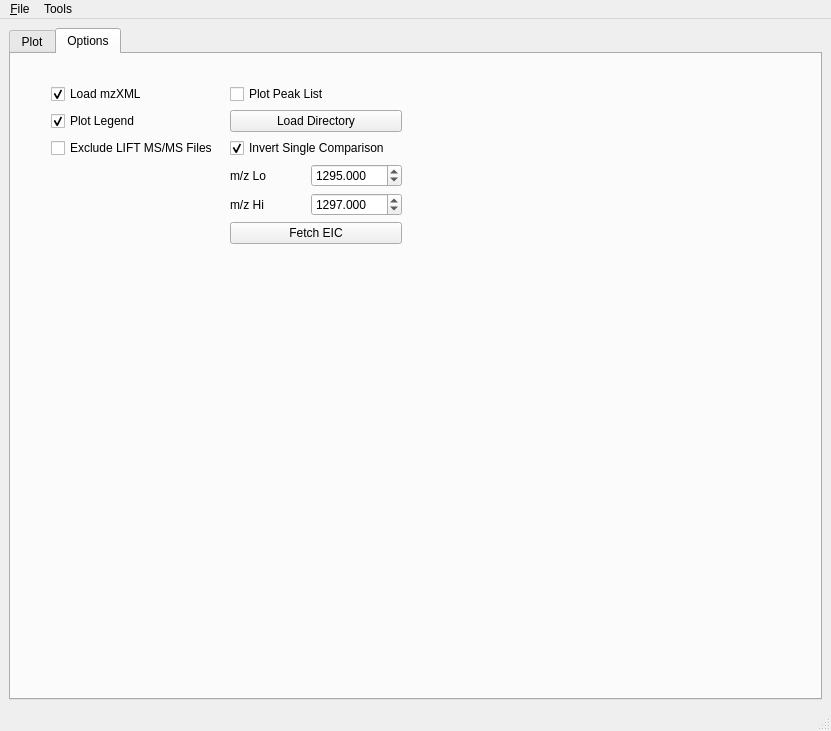
Old version of the form SimpleView/main.ui in the repository mfitzp/toolz.
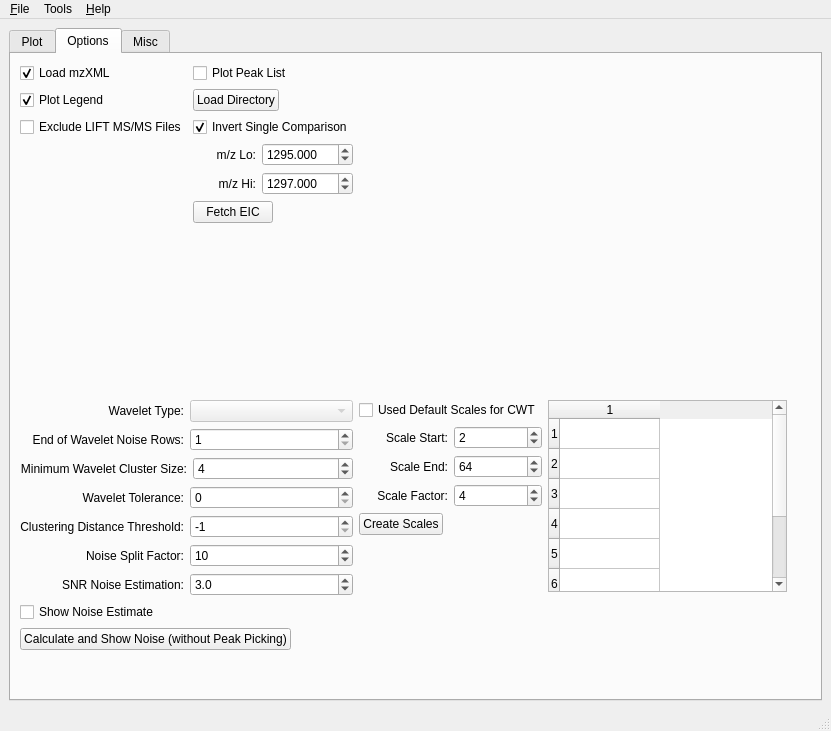
New version of the form. The open tabs and pages were chosen to show the change. Icons and pictures are not drawn. Custom widgets are drawn as their Qt base class.

The edit to the form file:
```diff
--- a/SimpleView/main.ui
+++ b/SimpleView/main.ui
@@ -16,9 +16,15 @@
    <iconset resource="icons.qrc" >:/new/prefix1/Retro Mario World_32.png</iconset>
   </property>
   <widget class="QWidget" name="centralwidget" >
-   <layout class="QHBoxLayout" >
-    <item>
      <widget class="QTabWidget" name="tabWidget" >
+    <property name="geometry" >
+     <rect>
+      <x>9</x>
+      <y>9</y>
+      <width>813</width>
+      <height>673</height>
+     </rect>
+    </property>
       <property name="currentIndex" >
        <number>0</number>
       </property>
@@ -478,15 +484,23 @@
        <attribute name="title" >
         <string>Options</string>
        </attribute>
-       <widget class="QWidget" name="layoutWidget" >
-        <property name="geometry" >
-         <rect>
-          <x>40</x>
-          <y>30</y>
-          <width>351</width>
-          <height>160</height>
-         </rect>
-        </property>
+     <layout class="QHBoxLayout" >
+      <item>
+       <layout class="QGridLayout" >
+        <item row="1" column="0" >
+         <spacer>
+          <property name="orientation" >
+           <enum>Qt::Vertical</enum>
+          </property>
+          <property name="sizeHint" >
+           <size>
+            <width>20</width>
+            <height>40</height>
+           </size>
+          </property>
+         </spacer>
+        </item>
+        <item row="0" column="0" >
         <layout class="QGridLayout" >
          <item row="0" column="0" >
           <widget class="QCheckBox" name="loadmzXMLCB" >
@@ -522,13 +536,6 @@
            </property>
           </widget>
          </item>
-         <item row="1" column="1" >
-          <widget class="QPushButton" name="loadDirBtn" >
-           <property name="text" >
-            <string>Load Directory</string>
-           </property>
-          </widget>
-         </item>
          <item row="2" column="1" >
           <widget class="QCheckBox" name="invertCompCB" >
            <property name="text" >
@@ -545,8 +552,14 @@
             <layout class="QHBoxLayout" >
              <item>
               <widget class="QLabel" name="label_13" >
+                <property name="layoutDirection" >
+                 <enum>Qt::LeftToRight</enum>
+                </property>
                <property name="text" >
-                <string>m/z Lo</string>
+                 <string>m/z Lo:</string>
+                </property>
+                <property name="alignment" >
+                 <set>Qt::AlignRight|Qt::AlignTrailing|Qt::AlignVCenter</set>
                </property>
               </widget>
              </item>
@@ -576,7 +589,10 @@
              <item>
               <widget class="QLabel" name="label_14" >
                <property name="text" >
-                <string>m/z Hi</string>
+                 <string>m/z Hi:</string>
+                </property>
+                <property name="alignment" >
+                 <set>Qt::AlignRight|Qt::AlignTrailing|Qt::AlignVCenter</set>
                </property>
               </widget>
              </item>
@@ -605,20 +621,618 @@
             </layout>
            </item>
            <item>
+             <layout class="QHBoxLayout" >
+              <item>
             <widget class="QPushButton" name="getEIC_Btn" >
              <property name="text" >
               <string>Fetch EIC</string>
              </property>
             </widget>
            </item>
+              <item>
+               <spacer>
+                <property name="orientation" >
+                 <enum>Qt::Horizontal</enum>
+                </property>
+                <property name="sizeHint" >
+                 <size>
+                  <width>40</width>
+                  <height>20</height>
+                 </size>
+                </property>
+               </spacer>
+              </item>
           </layout>
          </item>
         </layout>
-       </widget>
-      </widget>
+          </item>
+          <item row="1" column="1" >
+           <layout class="QHBoxLayout" >
+            <item>
+             <widget class="QPushButton" name="loadDirBtn" >
+              <property name="text" >
+               <string>Load Directory</string>
+              </property>
+             </widget>
+            </item>
+            <item>
+             <spacer>
+              <property name="orientation" >
+               <enum>Qt::Horizontal</enum>
+              </property>
+              <property name="sizeHint" >
+               <size>
+                <width>40</width>
+                <height>20</height>
+               </size>
+              </property>
+             </spacer>
+            </item>
+           </layout>
+          </item>
+         </layout>
+        </item>
+        <item row="2" column="0" >
+         <layout class="QVBoxLayout" >
+          <item>
+           <layout class="QHBoxLayout" >
+            <item>
+             <widget class="QLabel" name="label_17" >
+              <property name="text" >
+               <string>Wavelet Type:</string>
+              </property>
+              <property name="alignment" >
+               <set>Qt::AlignRight|Qt::AlignTrailing|Qt::AlignVCenter</set>
+              </property>
+             </widget>
+            </item>
+            <item>
+             <widget class="QComboBox" name="comboBox" >
+              <property name="enabled" >
+               <bool>false</bool>
+              </property>
+              <property name="toolTip" >
+               <string>&lt;html>&lt;head>&lt;meta name="qrichtext" content="1" />&lt;style type="text/css">
+p, li { white-space: pre-wrap; }
+&lt;/style>&lt;/head>&lt;body style=" font-family:'MS Shell Dlg 2'; font-size:8.25pt; font-weight:400; font-style:normal;">
+&lt;p style=" margin-top:0px; margin-bottom:0px; margin-left:0px; margin-right:0px; -qt-block-indent:0; text-indent:0px;">&lt;span style=" font-size:8pt;">Default to Mexican Hat&lt;/span>&lt;/p>
+&lt;p style=" margin-top:0px; margin-bottom:0px; margin-left:0px; margin-right:0px; -qt-block-indent:0; text-indent:0px; font-size:8pt;">More later...&lt;/p>&lt;/body>&lt;/html></string>
+              </property>
      </widget>
     </item>
    </layout>
+          </item>
+          <item>
+           <layout class="QHBoxLayout" >
+            <item>
+             <widget class="QLabel" name="label_21" >
+              <property name="toolTip" >
+               <string>Factor by which the spectrum will be split in order to estimate local noise</string>
+              </property>
+              <property name="text" >
+               <string>End of Wavelet Noise Rows:</string>
+              </property>
+              <property name="alignment" >
+               <set>Qt::AlignRight|Qt::AlignTrailing|Qt::AlignVCenter</set>
+              </property>
+             </widget>
+            </item>
+            <item>
+             <widget class="QSpinBox" name="minRow_SB" >
+              <property name="toolTip" >
+               <string>&lt;html>&lt;head>&lt;meta name="qrichtext" content="1" />&lt;style type="text/css">
+p, li { white-space: pre-wrap; }
+&lt;/style>&lt;/head>&lt;body style=" font-family:'MS Shell Dlg 2'; font-size:8.25pt; font-weight:400; font-style:normal;">
+&lt;p style=" margin-top:0px; margin-bottom:0px; margin-left:0px; margin-right:0px; -qt-block-indent:0; text-indent:0px;">&lt;span style=" font-size:8pt;">Last row of the wavelet to be considered noise.&lt;/span>&lt;/p>
+&lt;p style=" margin-top:0px; margin-bottom:0px; margin-left:0px; margin-right:0px; -qt-block-indent:0; text-indent:0px; font-size:8pt;">Must be less than the number of scales.&lt;/p>
+&lt;p style=" margin-top:0px; margin-bottom:0px; margin-left:0px; margin-right:0px; -qt-block-indent:0; text-indent:0px; font-size:8pt;">A smaller number means more peaks,&lt;/p>
+&lt;p style=" margin-top:0px; margin-bottom:0px; margin-left:0px; margin-right:0px; -qt-block-indent:0; text-indent:0px; font-size:8pt;">but not necessarily better results.&lt;/p>&lt;/body>&lt;/html></string>
+              </property>
+              <property name="minimum" >
+               <number>1</number>
+              </property>
+              <property name="maximum" >
+               <number>100</number>
+              </property>
+              <property name="value" >
+               <number>1</number>
+              </property>
+             </widget>
+            </item>
+           </layout>
+          </item>
+          <item>
+           <layout class="QHBoxLayout" >
+            <item>
+             <widget class="QLabel" name="label_22" >
+              <property name="toolTip" >
+               <string>Factor by which the spectrum will be split in order to estimate local noise</string>
+              </property>
+              <property name="text" >
+               <string>Minimum Wavelet Cluster Size:</string>
+              </property>
+              <property name="alignment" >
+               <set>Qt::AlignRight|Qt::AlignTrailing|Qt::AlignVCenter</set>
+              </property>
+             </widget>
+            </item>
+            <item>
+             <widget class="QSpinBox" name="minClust_SB" >
+              <property name="toolTip" >
+               <string>Minimum number of peaks to be found during the wavelet transform for each MS peak.
+Must be less than the number of scales.
+Half the number of scales appears to be a good approximation.
+Higher numbers mean fewer peaks.</string>
+              </property>
+              <property name="minimum" >
+               <number>1</number>
+              </property>
+              <property name="maximum" >
+               <number>100</number>
+              </property>
+              <property name="value" >
+               <number>4</number>
+              </property>
+             </widget>
+            </item>
+           </layout>
+          </item>
+          <item>
+           <layout class="QHBoxLayout" >
+            <item>
+             <widget class="QLabel" name="label_19" >
+              <property name="text" >
+               <string>Wavelet Tolerance:</string>
+              </property>
+              <property name="alignment" >
+               <set>Qt::AlignRight|Qt::AlignTrailing|Qt::AlignVCenter</set>
+              </property>
+             </widget>
+            </item>
+            <item>
+             <widget class="QSpinBox" name="waveletRowTol_SB" >
+              <property name="toolTip" >
+               <string>&lt;html>&lt;head>&lt;meta name="qrichtext" content="1" />&lt;style type="text/css">
+p, li { white-space: pre-wrap; }
+&lt;/style>&lt;/head>&lt;body style=" font-family:'MS Shell Dlg 2'; font-size:8.25pt; font-weight:400; font-style:normal;">
+&lt;p style=" margin-top:0px; margin-bottom:0px; margin-left:0px; margin-right:0px; -qt-block-indent:0; text-indent:0px;">Allowed tolerance for each peak found in each subsequent row of the wavelet transform.  A smaller number requires tighter grouping of peaks for each scale of the CWT in order for a peak to be located.  Too large a number creates more peaks, but at a cost.&lt;/p>&lt;/body>&lt;/html></string>
+              </property>
+             </widget>
+            </item>
+           </layout>
+          </item>
+          <item>
+           <layout class="QHBoxLayout" >
+            <item>
+             <widget class="QLabel" name="label_23" >
+              <property name="toolTip" >
+               <string>Factor by which the spectrum will be split in order to estimate local noise</string>
+              </property>
+              <property name="text" >
+               <string>Clustering Distance Threshold:</string>
+              </property>
+              <property name="alignment" >
+               <set>Qt::AlignRight|Qt::AlignTrailing|Qt::AlignVCenter</set>
+              </property>
+             </widget>
+            </item>
+            <item>
+             <widget class="QSpinBox" name="dbscanEPS_SB" >
+              <property name="toolTip" >
+               <string>&lt;html>&lt;head>&lt;meta name="qrichtext" content="1" />&lt;style type="text/css">
+p, li { white-space: pre-wrap; }
+&lt;/style>&lt;/head>&lt;body style=" font-family:'MS Shell Dlg 2'; font-size:8.25pt; font-weight:400; font-style:normal;">
+&lt;p style=" margin-top:0px; margin-bottom:0px; margin-left:0px; margin-right:0px; -qt-block-indent:0; text-indent:0px;">&lt;span style=" font-size:8pt;">Distance to be used for a clustering cutoff.&lt;/span>&lt;/p>
+&lt;p style=" margin-top:0px; margin-bottom:0px; margin-left:0px; margin-right:0px; -qt-block-indent:0; text-indent:0px; font-size:8pt;">Set to -1 for auto-calculation.  &lt;/p>
+&lt;p style=" margin-top:0px; margin-bottom:0px; margin-left:0px; margin-right:0px; -qt-block-indent:0; text-indent:0px; font-size:8pt;">A smaller number means fewer peaks while a larger&lt;/p>
+&lt;p style=" margin-top:0px; margin-bottom:0px; margin-left:0px; margin-right:0px; -qt-block-indent:0; text-indent:0px; font-size:8pt;">number includes more surrounding neighbors.&lt;/p>
+&lt;p style=" margin-top:0px; margin-bottom:0px; margin-left:0px; margin-right:0px; -qt-block-indent:0; text-indent:0px; font-size:8pt;">Be careful...&lt;/p>&lt;/body>&lt;/html></string>
+              </property>
+              <property name="minimum" >
+               <number>-1</number>
+              </property>
+              <property name="maximum" >
+               <number>1000</number>
+              </property>
+              <property name="value" >
+               <number>-1</number>
+              </property>
+             </widget>
+            </item>
+           </layout>
+          </item>
+          <item>
+           <layout class="QHBoxLayout" >
+            <item>
+             <widget class="QLabel" name="label_15" >
+              <property name="toolTip" >
+               <string>Factor by which the spectrum will be split in order to estimate local noise</string>
+              </property>
+              <property name="text" >
+               <string>Noise Split Factor:</string>
+              </property>
+              <property name="alignment" >
+               <set>Qt::AlignRight|Qt::AlignTrailing|Qt::AlignVCenter</set>
+              </property>
+             </widget>
+            </item>
+            <item>
+             <widget class="QSpinBox" name="noiseFactor_SB" >
+              <property name="toolTip" >
+               <string>&lt;html>&lt;head>&lt;meta name="qrichtext" content="1" />&lt;style type="text/css">
+p, li { white-space: pre-wrap; }
+&lt;/style>&lt;/head>&lt;body style=" font-family:'MS Shell Dlg 2'; font-size:8.25pt; font-weight:400; font-style:normal;">
+&lt;p style=" margin-top:0px; margin-bottom:0px; margin-left:0px; margin-right:0px; -qt-block-indent:0; text-indent:0px;">&lt;span style=" font-size:8pt;">Factor by which the spectrum will be split in order to estimate local noise.  More is better but slower. For example:&lt;/span>&lt;/p>
+&lt;p style=" margin-top:0px; margin-bottom:0px; margin-left:0px; margin-right:0px; -qt-block-indent:0; text-indent:0px; font-size:8pt;">if the lenght of a MS spectrum = 10000&lt;/p>
+&lt;p style=" margin-top:0px; margin-bottom:0px; margin-left:0px; margin-right:0px; -qt-block-indent:0; text-indent:0px; font-size:8pt;">and Noise Split Factor = 10&lt;/p>
+&lt;p style=" margin-top:0px; margin-bottom:0px; margin-left:0px; margin-right:0px; -qt-block-indent:0; text-indent:0px; font-size:8pt;">the number of segments used = 1000&lt;/p>&lt;/body>&lt;/html></string>
+              </property>
+              <property name="minimum" >
+               <number>1</number>
+              </property>
+              <property name="maximum" >
+               <number>100</number>
+              </property>
+              <property name="value" >
+               <number>10</number>
+              </property>
+             </widget>
+            </item>
+           </layout>
+          </item>
+          <item>
+           <layout class="QHBoxLayout" >
+            <item>
+             <widget class="QLabel" name="label_16" >
+              <property name="toolTip" >
+               <string>SNR value used for noise estimate</string>
+              </property>
+              <property name="text" >
+               <string>SNR Noise Estimation:</string>
+              </property>
+              <property name="alignment" >
+               <set>Qt::AlignRight|Qt::AlignTrailing|Qt::AlignVCenter</set>
+              </property>
+             </widget>
+            </item>
+            <item>
+             <widget class="QDoubleSpinBox" name="snrNoiseEst_SB" >
+              <property name="toolTip" >
+               <string>SNR value used for noise estimate</string>
+              </property>
+              <property name="decimals" >
+               <number>1</number>
+              </property>
+              <property name="minimum" >
+               <double>1.000000000000000</double>
+              </property>
+              <property name="maximum" >
+               <double>5000.000000000000000</double>
+              </property>
+              <property name="value" >
+               <double>3.000000000000000</double>
+              </property>
+             </widget>
+            </item>
+           </layout>
+          </item>
+          <item>
+           <widget class="QCheckBox" name="plotNoiseEst_CB" >
+            <property name="text" >
+             <string>Show Noise Estimate</string>
+            </property>
+            <property name="checked" >
+             <bool>false</bool>
+            </property>
+           </widget>
+          </item>
+          <item>
+           <layout class="QHBoxLayout" >
+            <item>
+             <widget class="QPushButton" name="showNoise_Btn" >
+              <property name="text" >
+               <string>Calculate and Show Noise (without Peak Picking)</string>
+              </property>
+             </widget>
+            </item>
+            <item>
+             <spacer>
+              <property name="orientation" >
+               <enum>Qt::Horizontal</enum>
+              </property>
+              <property name="sizeHint" >
+               <size>
+                <width>40</width>
+                <height>20</height>
+               </size>
+              </property>
+             </spacer>
+            </item>
+           </layout>
+          </item>
+          <item>
+           <spacer>
+            <property name="orientation" >
+             <enum>Qt::Vertical</enum>
+            </property>
+            <property name="sizeHint" >
+             <size>
+              <width>20</width>
+              <height>40</height>
+             </size>
+            </property>
+           </spacer>
+          </item>
+         </layout>
+        </item>
+        <item row="2" column="1" >
+         <layout class="QVBoxLayout" >
+          <item>
+           <widget class="QCheckBox" name="useDefaultScale_CB" >
+            <property name="text" >
+             <string>Used Default Scales for CWT</string>
+            </property>
+            <property name="checked" >
+             <bool>false</bool>
+            </property>
+           </widget>
+          </item>
+          <item>
+           <layout class="QHBoxLayout" >
+            <item>
+             <widget class="QLabel" name="scaleStartLbl" >
+              <property name="toolTip" >
+               <string>Factor by which the spectrum will be split in order to estimate local noise</string>
+              </property>
+              <property name="text" >
+               <string>Scale Start:</string>
+              </property>
+              <property name="alignment" >
+               <set>Qt::AlignRight|Qt::AlignTrailing|Qt::AlignVCenter</set>
+              </property>
+             </widget>
+            </item>
+            <item>
+             <widget class="QSpinBox" name="scaleStart_SB" >
+              <property name="toolTip" >
+               <string>&lt;html>&lt;head>&lt;meta name="qrichtext" content="1" />&lt;style type="text/css">
+p, li { white-space: pre-wrap; }
+&lt;/style>&lt;/head>&lt;body style=" font-family:'MS Shell Dlg 2'; font-size:8.25pt; font-weight:400; font-style:normal;">
+&lt;p style=" margin-top:0px; margin-bottom:0px; margin-left:0px; margin-right:0px; -qt-block-indent:0; text-indent:0px;">&lt;span style=" font-size:8pt;">Starting point for scales&lt;/span>&lt;/p>&lt;/body>&lt;/html></string>
+              </property>
+              <property name="minimum" >
+               <number>1</number>
+              </property>
+              <property name="maximum" >
+               <number>10000</number>
+              </property>
+              <property name="value" >
+               <number>2</number>
+              </property>
+             </widget>
+            </item>
+           </layout>
+          </item>
+          <item>
+           <layout class="QHBoxLayout" >
+            <item>
+             <widget class="QLabel" name="scaleEndLbl" >
+              <property name="toolTip" >
+               <string>Factor by which the spectrum will be split in order to estimate local noise</string>
+              </property>
+              <property name="text" >
+               <string>Scale End:</string>
+              </property>
+              <property name="alignment" >
+               <set>Qt::AlignRight|Qt::AlignTrailing|Qt::AlignVCenter</set>
+              </property>
+             </widget>
+            </item>
+            <item>
+             <widget class="QSpinBox" name="scaleStop_SB" >
+              <property name="toolTip" >
+               <string>&lt;html>&lt;head>&lt;meta name="qrichtext" content="1" />&lt;style type="text/css">
+p, li { white-space: pre-wrap; }
+&lt;/style>&lt;/head>&lt;body style=" font-family:'MS Shell Dlg 2'; font-size:8.25pt; font-weight:400; font-style:normal;">
+&lt;p style=" margin-top:0px; margin-bottom:0px; margin-left:0px; margin-right:0px; -qt-block-indent:0; text-indent:0px;">&lt;span style=" font-size:8pt;">End point for scales.&lt;/span>&lt;/p>&lt;/body>&lt;/html></string>
+              </property>
+              <property name="minimum" >
+               <number>1</number>
+              </property>
+              <property name="maximum" >
+               <number>10000</number>
+              </property>
+              <property name="value" >
+               <number>64</number>
+              </property>
+             </widget>
+            </item>
+           </layout>
+          </item>
+          <item>
+           <layout class="QHBoxLayout" >
+            <item>
+             <widget class="QLabel" name="scaleFactorLbl" >
+              <property name="toolTip" >
+               <string>Factor by which the spectrum will be split in order to estimate local noise</string>
+              </property>
+              <property name="text" >
+               <string>Scale Factor:</string>
+              </property>
+              <property name="alignment" >
+               <set>Qt::AlignRight|Qt::AlignTrailing|Qt::AlignVCenter</set>
+              </property>
+             </widget>
+            </item>
+            <item>
+             <widget class="QSpinBox" name="scaleFactor_SB" >
+              <property name="toolTip" >
+               <string>&lt;html>&lt;head>&lt;meta name="qrichtext" content="1" />&lt;style type="text/css">
+p, li { white-space: pre-wrap; }
+&lt;/style>&lt;/head>&lt;body style=" font-family:'MS Shell Dlg 2'; font-size:8.25pt; font-weight:400; font-style:normal;">
+&lt;p style=" margin-top:0px; margin-bottom:0px; margin-left:0px; margin-right:0px; -qt-block-indent:0; text-indent:0px;">&lt;span style=" font-size:8pt;">Don't Mess with this unless you know what you're doing!&lt;/span>&lt;/p>
+&lt;p style=" margin-top:0px; margin-bottom:0px; margin-left:0px; margin-right:0px; -qt-block-indent:0; text-indent:0px; font-size:8pt;">Making too many scales will slow things WAAAY down!&lt;/p>&lt;/body>&lt;/html></string>
+              </property>
+              <property name="minimum" >
+               <number>1</number>
+              </property>
+              <property name="maximum" >
+               <number>100</number>
+              </property>
+              <property name="value" >
+               <number>4</number>
+              </property>
+             </widget>
+            </item>
+           </layout>
+          </item>
+          <item>
+           <layout class="QHBoxLayout" >
+            <item>
+             <layout class="QVBoxLayout" >
+              <item>
+               <widget class="QPushButton" name="makeScales_Btn" >
+                <property name="toolTip" >
+                 <string>&lt;html>&lt;head>&lt;meta name="qrichtext" content="1" />&lt;style type="text/css">
+p, li { white-space: pre-wrap; }
+&lt;/style>&lt;/head>&lt;body style=" font-family:'MS Shell Dlg 2'; font-size:8.25pt; font-weight:400; font-style:normal;">
+&lt;p style=" margin-top:0px; margin-bottom:0px; margin-left:0px; margin-right:0px; -qt-block-indent:0; text-indent:0px; font-size:8pt;">Try to keep the total number of scales below 10,&lt;/p>
+&lt;p style=" margin-top:0px; margin-bottom:0px; margin-left:0px; margin-right:0px; -qt-block-indent:0; text-indent:0px; font-size:8pt;">otherwise peak picking could take a while.&lt;/p>
+&lt;p style="-qt-paragraph-type:empty; margin-top:0px; margin-bottom:0px; margin-left:0px; margin-right:0px; -qt-block-indent:0; text-indent:0px; font-size:8pt;">&lt;/p>
+&lt;p style=" margin-top:0px; margin-bottom:0px; margin-left:0px; margin-right:0px; -qt-block-indent:0; text-indent:0px; font-size:8pt;">Example of use:&lt;/p>
+&lt;p style=" margin-top:0px; margin-bottom:0px; margin-left:0px; margin-right:0px; -qt-block-indent:0; text-indent:0px; font-size:8pt;">Scale Start: 2&lt;/p>
+&lt;p style=" margin-top:0px; margin-bottom:0px; margin-left:0px; margin-right:0px; -qt-block-indent:0; text-indent:0px; font-size:8pt;">Scale End: 32&lt;/p>
+&lt;p style=" margin-top:0px; margin-bottom:0px; margin-left:0px; margin-right:0px; -qt-block-indent:0; text-indent:0px; font-size:8pt;">Scale Factor: 4&lt;/p>
+&lt;p style="-qt-paragraph-type:empty; margin-top:0px; margin-bottom:0px; margin-left:0px; margin-right:0px; -qt-block-indent:0; text-indent:0px; font-size:8pt;">&lt;/p>
+&lt;p style=" margin-top:0px; margin-bottom:0px; margin-left:0px; margin-right:0px; -qt-block-indent:0; text-indent:0px; font-size:8pt;">Output Scales:&lt;/p>
+&lt;p style=" margin-top:0px; margin-bottom:0px; margin-left:0px; margin-right:0px; -qt-block-indent:0; text-indent:0px; font-size:8pt;">[ 2,  6, 10, 14, 18, 22, 26, 30]&lt;/p>
+&lt;p style="-qt-paragraph-type:empty; margin-top:0px; margin-bottom:0px; margin-left:0px; margin-right:0px; -qt-block-indent:0; text-indent:0px; font-size:8pt;">&lt;/p>&lt;/body>&lt;/html></string>
+                </property>
+                <property name="text" >
+                 <string>Create Scales</string>
+                </property>
+               </widget>
+              </item>
+              <item>
+               <spacer>
+                <property name="orientation" >
+                 <enum>Qt::Vertical</enum>
+                </property>
+                <property name="sizeHint" >
+                 <size>
+                  <width>20</width>
+                  <height>40</height>
+                 </size>
+                </property>
+               </spacer>
+              </item>
+             </layout>
+            </item>
+            <item>
+             <spacer>
+              <property name="orientation" >
+               <enum>Qt::Horizontal</enum>
+              </property>
+              <property name="sizeHint" >
+               <size>
+                <width>40</width>
+                <height>20</height>
+               </size>
+              </property>
+             </spacer>
+            </item>
+           </layout>
+          </item>
+         </layout>
+        </item>
+        <item row="2" column="2" >
+         <layout class="QHBoxLayout" >
+          <item>
+           <layout class="QVBoxLayout" >
+            <item>
+             <widget class="QTableWidget" name="scalesTable" >
+              <property name="frameShape" >
+               <enum>QFrame::StyledPanel</enum>
+              </property>
+              <property name="rowCount" >
+               <number>8</number>
+              </property>
+              <property name="columnCount" >
+               <number>1</number>
+              </property>
+              <row/>
+              <row/>
+              <row/>
+              <row/>
+              <row/>
+              <row/>
+              <row/>
+              <row/>
+              <column/>
+             </widget>
+            </item>
+            <item>
+             <spacer>
+              <property name="orientation" >
+               <enum>Qt::Vertical</enum>
+              </property>
+              <property name="sizeHint" >
+               <size>
+                <width>20</width>
+                <height>40</height>
+               </size>
+              </property>
+             </spacer>
+            </item>
+           </layout>
+          </item>
+          <item>
+           <spacer>
+            <property name="orientation" >
+             <enum>Qt::Horizontal</enum>
+            </property>
+            <property name="sizeHint" >
+             <size>
+              <width>40</width>
+              <height>20</height>
+             </size>
+            </property>
+           </spacer>
+          </item>
+         </layout>
+        </item>
+       </layout>
+      </item>
+     </layout>
+    </widget>
+    <widget class="QWidget" name="tab" >
+     <attribute name="title" >
+      <string>Misc</string>
+     </attribute>
+     <widget class="QWidget" name="" >
+      <property name="geometry" >
+       <rect>
+        <x>290</x>
+        <y>310</y>
+        <width>146</width>
+        <height>22</height>
+       </rect>
+      </property>
+      <layout class="QHBoxLayout" >
+       <item>
+        <widget class="QLabel" name="label_18" >
+         <property name="text" >
+          <string>Wavelet Tolerance:</string>
+         </property>
+        </widget>
+       </item>
+       <item>
+        <widget class="QSpinBox" name="spinBox" />
+       </item>
+      </layout>
+     </widget>
+    </widget>
+   </widget>
   </widget>
   <widget class="QMenuBar" name="menubar" >
    <property name="geometry" >
@@ -647,8 +1261,16 @@
     <addaction name="separator" />
     <addaction name="actionCopy_to_Clipboard" />
    </widget>
+   <widget class="QMenu" name="menu_Help" >
+    <property name="title" >
+     <string>&amp;Help</string>
+    </property>
+    <addaction name="actionRead_Me" />
+    <addaction name="actionPeak_Picking" />
+   </widget>
    <addaction name="menu_File" />
    <addaction name="menuTools" />
+   <addaction name="menu_Help" />
   </widget>
   <widget class="QStatusBar" name="statusbar" />
   <action name="action_Open" >
```
Left out of the diff: 10 changed lines with no effect on the pictures. Lines whose indentation alone changed are shown as unchanged.
